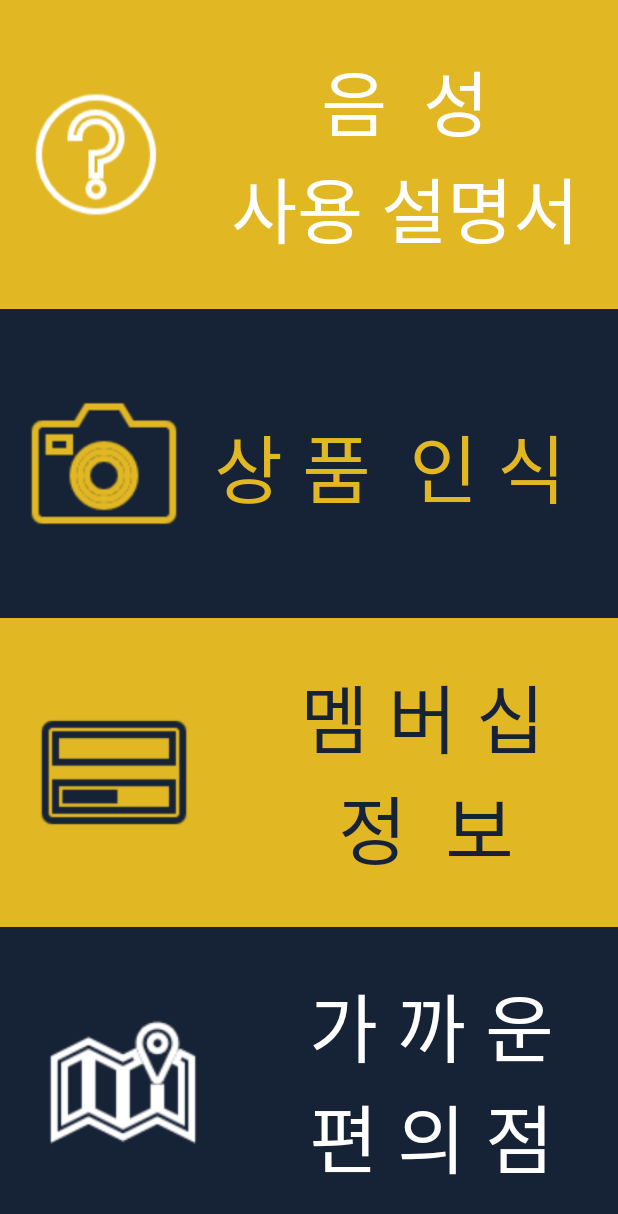
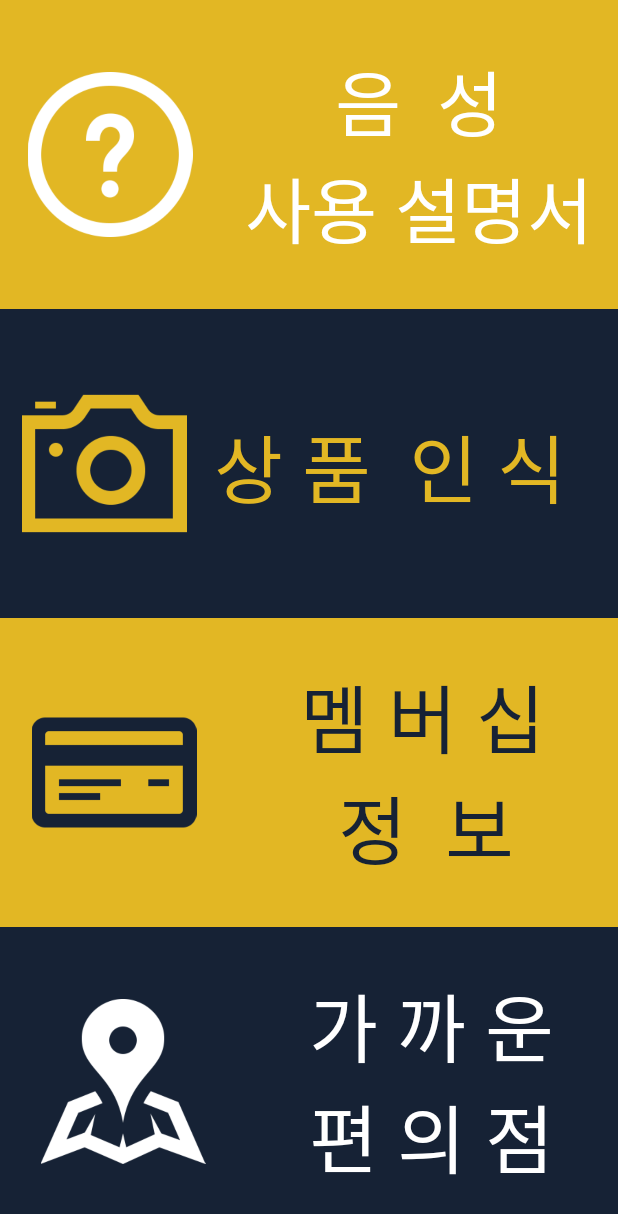
Before and after one commit to Soyeon1064/Project, an Android app: the screen it shows after launch (MainActivity), on a phone screen of 412 x 824 dp. Shown: the top 1214 px of the screen. Run offline under Robolectric (Android 15) with nearby library versions, the phone set to English and light mode, and no system bars.

Commit message:
0830> UI 아이콘 수정

```diff
--- a/app/src/main/res/layout/activity_main.xml
+++ b/app/src/main/res/layout/activity_main.xml
@@ -34,11 +34,11 @@
 
                 <ImageView
                     android:id="@+id/imageView"
-                    android:layout_width="wrap_content"
+                    android:layout_width="120dp"
                     android:layout_height="110dp"
+                    android:layout_centerInParent="true"
                     android:layout_marginStart="16dp"
-                    android:layout_centerInParent="true"
-                    app:srcCompat="@drawable/notice_icon" />
+                    app:srcCompat="@drawable/icon_question" />
 
             </RelativeLayout>
 
@@ -93,7 +93,7 @@
                     android:layout_height="110dp"
                     android:layout_marginStart="16dp"
                     android:layout_centerInParent="true"
-                    app:srcCompat="@drawable/camera_icon" />
+                    app:srcCompat="@drawable/icon_camera" />
 
             </RelativeLayout>
 
@@ -147,7 +147,7 @@
                     android:layout_width="120dp"
                     android:layout_height="110dp"
                     android:layout_centerInParent="true"
-                    app:srcCompat="@drawable/membership_icon" />
+                    app:srcCompat="@drawable/icon_card" />
 
             </RelativeLayout>
 
@@ -200,7 +200,7 @@
                     android:layout_height="110dp"
                     android:layout_marginStart="16dp"
                     android:layout_centerInParent="true"
-                    app:srcCompat="@drawable/map_icon" />
+                    app:srcCompat="@drawable/icon_map" />
 
             </RelativeLayout>
 
```
Also changed, not shown: app/src/main/res/drawable/camera_icon.png (deleted), app/src/main/res/drawable/icon_camera.png (added), app/src/main/res/drawable/icon_card.png (added), app/src/main/res/drawable/icon_map.png (added), app/src/main/res/drawable/icon_question.png (added), app/src/main/res/drawable/map_icon.png (deleted), app/src/main/res/drawable/membership_icon.png (deleted), app/src/main/res/drawable/notice_icon.png (deleted).
